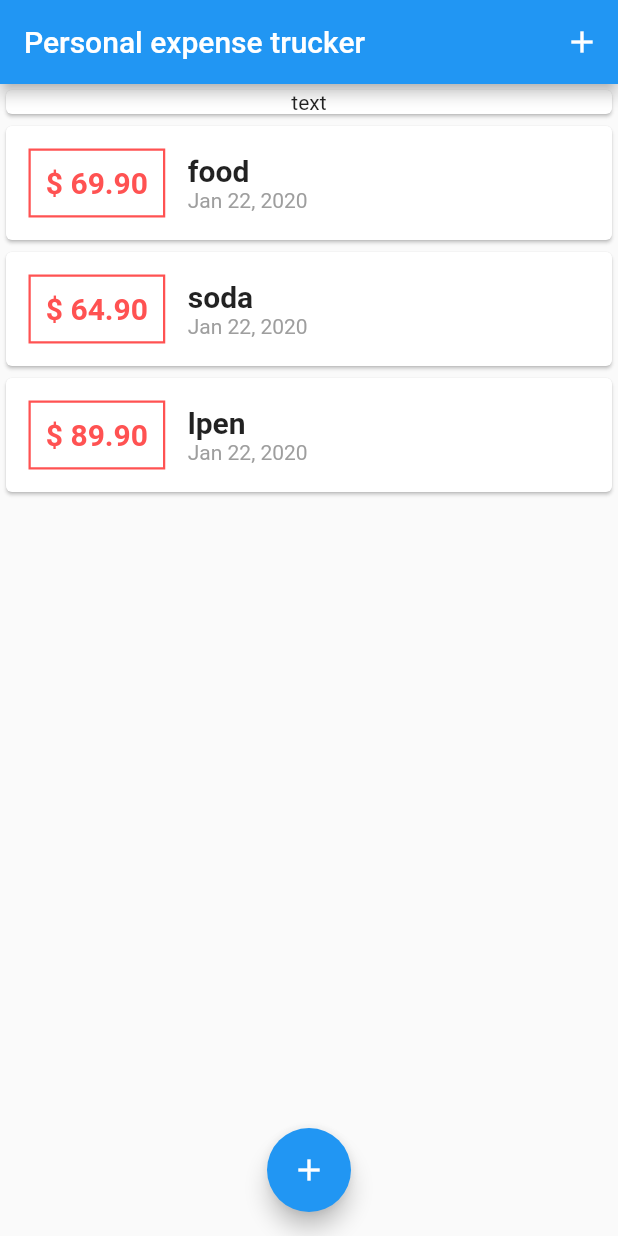
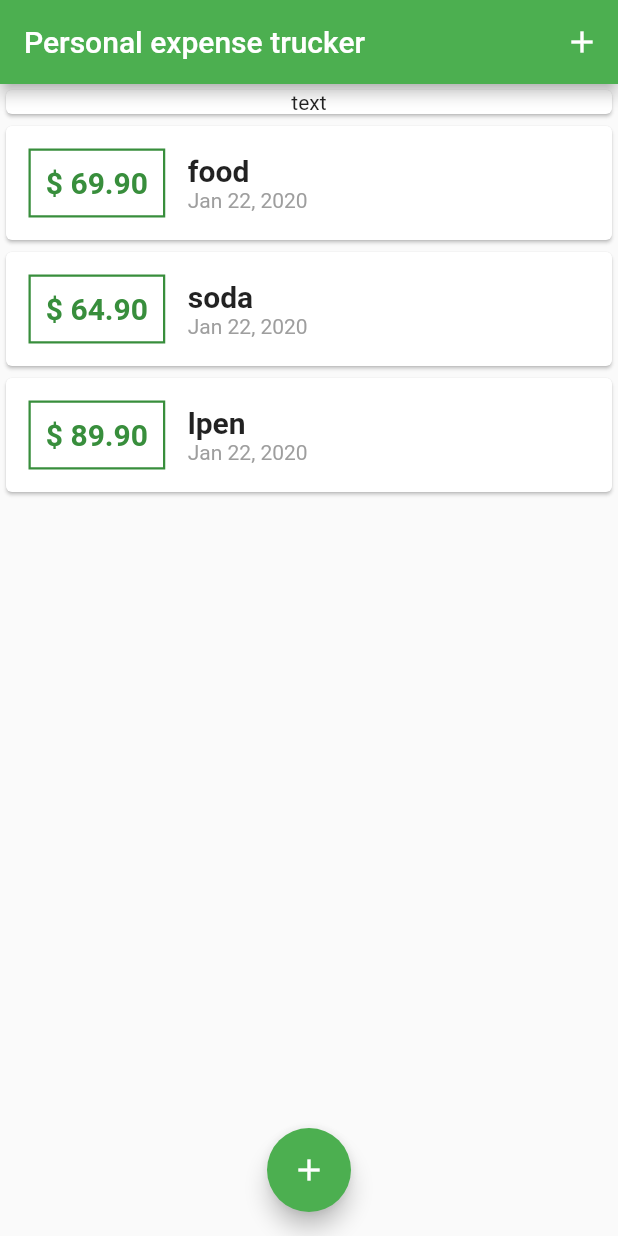
Before and after one commit to ahmad4hat/flutter_learning_all, a Flutter app: the screen it shows after launch, on a phone screen of 412 x 824 dp. Run offline on Flutter 3.47's test engine with Material 2 defaults, Android fonts, the phone set to English and light mode, and no system bars; missing offline and left inert: dart:ffi.

Commit message:
personal expense app : theme addded

```diff
--- a/personal_expense_tracker_app/lib/main.dart
+++ b/personal_expense_tracker_app/lib/main.dart
@@ -10,6 +10,7 @@ class MyApp extends StatelessWidget {
   Widget build(BuildContext context) {
     return MaterialApp(
       home: Home(),
+      theme: ThemeData(primarySwatch: Colors.green),
       title: "Personal Expense trucker",
     );
   }
--- a/personal_expense_tracker_app/lib/widgets/new_transaction.dart
+++ b/personal_expense_tracker_app/lib/widgets/new_transaction.dart
@@ -35,7 +35,7 @@ class _NewTransactionState extends State<NewTransaction> {
             ),
             RaisedButton(
               child: Text("Add transaction"),
-              color: Colors.pinkAccent,
+              color: Theme.of(context).primaryColor,
               onPressed: () => onSubmit(context),
             )
           ],
--- a/personal_expense_tracker_app/lib/widgets/transaction_list.dart
+++ b/personal_expense_tracker_app/lib/widgets/transaction_list.dart
@@ -23,10 +23,11 @@ class TransactionList extends StatelessWidget {
                     style: TextStyle(
                         fontWeight: FontWeight.bold,
                         fontSize: 20,
-                        color: Colors.redAccent),
+                        color: Theme.of(context).primaryColorDark),
                   ),
                   decoration: BoxDecoration(
-                    border: Border.all(color: Colors.redAccent, width: 1.5),
+                    border: Border.all(
+                        color: Theme.of(context).primaryColorDark, width: 1.5),
                   ),
                   padding: EdgeInsets.all(10),
                 ),
```
